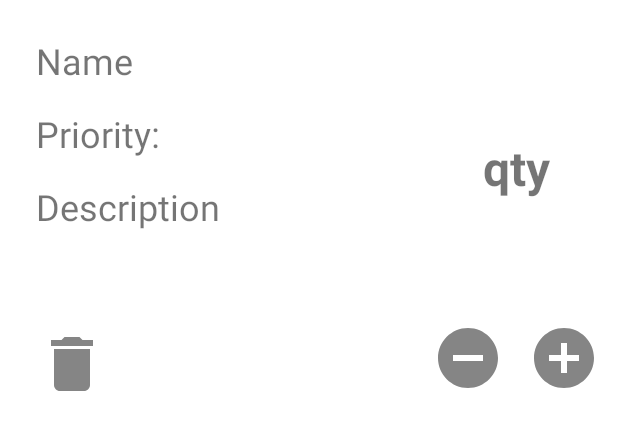
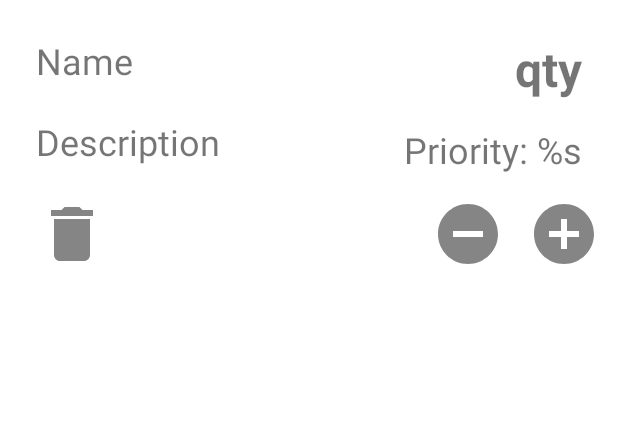
Before and after one commit to zvonimirplivelic/ShopHopper, an Android app: the layout shop_item.xml on its own in the app's theme, with its tools: preview values and no code run, on a phone screen of 412 x 824 dp. Shown: the top 430 px of the screen. Run offline under Robolectric (Android 15) with nearby library versions, the phone set to English and light mode, and no system bars.

Commit message:
Design changes

```diff
--- a/app/src/main/java/com/zvonimirplivelic/shophopper/ui/MainActivity.kt
+++ b/app/src/main/java/com/zvonimirplivelic/shophopper/ui/MainActivity.kt
@@ -1,5 +1,6 @@
 package com.zvonimirplivelic.shophopper.ui
 
+import android.content.Context
 import androidx.appcompat.app.AppCompatActivity
 import android.os.Bundle
 import android.view.View
@@ -14,6 +15,7 @@ import com.zvonimirplivelic.shophopper.repository.ShopRepository
 import kotlinx.android.synthetic.main.activity_main.*
 
 class MainActivity : AppCompatActivity() {
+
     override fun onCreate(savedInstanceState: Bundle?) {
         super.onCreate(savedInstanceState)
         setContentView(R.layout.activity_main)
@@ -24,7 +26,7 @@ class MainActivity : AppCompatActivity() {
 
         val viewModel = ViewModelProviders.of(this, factory).get(ShopListViewModel::class.java)
 
-        val adapter = ShopItemAdapter(listOf(), viewModel)
+        val adapter = ShopItemAdapter(applicationContext, listOf(), viewModel)
 
         rvShopItemList.layoutManager = LinearLayoutManager(this)
         rvShopItemList.adapter = adapter
--- a/app/src/main/res/layout/dialog_add_shop_item.xml
+++ b/app/src/main/res/layout/dialog_add_shop_item.xml
@@ -22,7 +22,7 @@
 
     <EditText
         android:id="@+id/etItemQuantity"
-        android:layout_width="75dp"
+        android:layout_width="85dp"
         android:layout_height="wrap_content"
         android:layout_margin="16dp"
         android:hint="Quantity: "
--- a/app/src/main/res/layout/shop_item.xml
+++ b/app/src/main/res/layout/shop_item.xml
@@ -18,14 +18,16 @@
 
     <TextView
         android:id="@+id/tvItemDescription"
-        android:layout_width="wrap_content"
+        android:layout_width="0dp"
         android:layout_height="wrap_content"
         android:layout_margin="16dp"
         android:maxLength="40"
         android:maxLines="2"
         android:textSize="24sp"
         app:layout_constraintBottom_toTopOf="@id/ivDelete"
+        app:layout_constraintEnd_toStartOf="@+id/ivMinus"
         app:layout_constraintLeft_toLeftOf="parent"
+        app:layout_constraintStart_toStartOf="parent"
         app:layout_constraintTop_toBottomOf="@id/tvItemName"
         tools:text="Description" />
 
@@ -34,23 +36,22 @@
         android:layout_width="wrap_content"
         android:layout_height="wrap_content"
         android:layout_margin="16dp"
-        android:text="Priority: "
+        android:text="@string/priority_item_string"
         android:textSize="24sp"
-        app:layout_constraintBottom_toTopOf="@id/tvItemDescription"
-        app:layout_constraintLeft_toLeftOf="parent"
-        app:layout_constraintTop_toBottomOf="@id/tvItemName" />
+        app:layout_constraintBottom_toTopOf="@id/ivPlus"
+        app:layout_constraintRight_toRightOf="parent"
+        app:layout_constraintTop_toBottomOf="@id/tvItemQuantity" />
 
     <TextView
         android:id="@+id/tvItemQuantity"
         android:layout_width="wrap_content"
         android:layout_height="wrap_content"
         android:layout_margin="16dp"
+        android:text="@string/quantity_item_string"
         android:textSize="32sp"
         android:textStyle="bold"
-        app:layout_constraintBottom_toTopOf="@+id/ivMinus"
-        app:layout_constraintEnd_toEndOf="@+id/ivPlus"
+        app:layout_constraintEnd_toEndOf="parent"
         app:layout_constraintRight_toRightOf="parent"
-        app:layout_constraintStart_toStartOf="@+id/ivMinus"
         app:layout_constraintTop_toTopOf="parent"
         tools:text="qty" />
 
@@ -70,7 +71,6 @@
         android:layout_width="48dp"
         android:layout_height="48dp"
         android:layout_marginRight="16dp"
-        android:layout_marginBottom="8dp"
         android:src="@drawable/ic_minus"
         app:layout_constraintBottom_toBottomOf="@+id/ivDelete"
         app:layout_constraintRight_toLeftOf="@id/ivPlus"
@@ -81,7 +81,6 @@
         android:layout_width="48dp"
         android:layout_height="48dp"
         android:layout_marginRight="4dp"
-        android:layout_marginBottom="8dp"
         android:src="@drawable/ic_plus"
         app:layout_constraintBottom_toBottomOf="@+id/ivDelete"
         app:layout_constraintRight_toRightOf="parent"
--- a/app/src/main/res/values/strings.xml
+++ b/app/src/main/res/values/strings.xml
@@ -1,3 +1,8 @@
 <resources>
     <string name="app_name">ShopHopper</string>
+    <string name="ok">Ok</string>
+    <string name="cancel">Cancel</string>
+    <string name="yes">Yes</string>
+    <string name="priority_item_string">Priority: %s</string>
+    <string name="quantity_item_string">Quantity: %s</string>
 </resources>
```
Also changed, not shown: app/src/main/java/com/zvonimirplivelic/shophopper/other/ShopItemAdapter.kt (+30 -3 lines).
